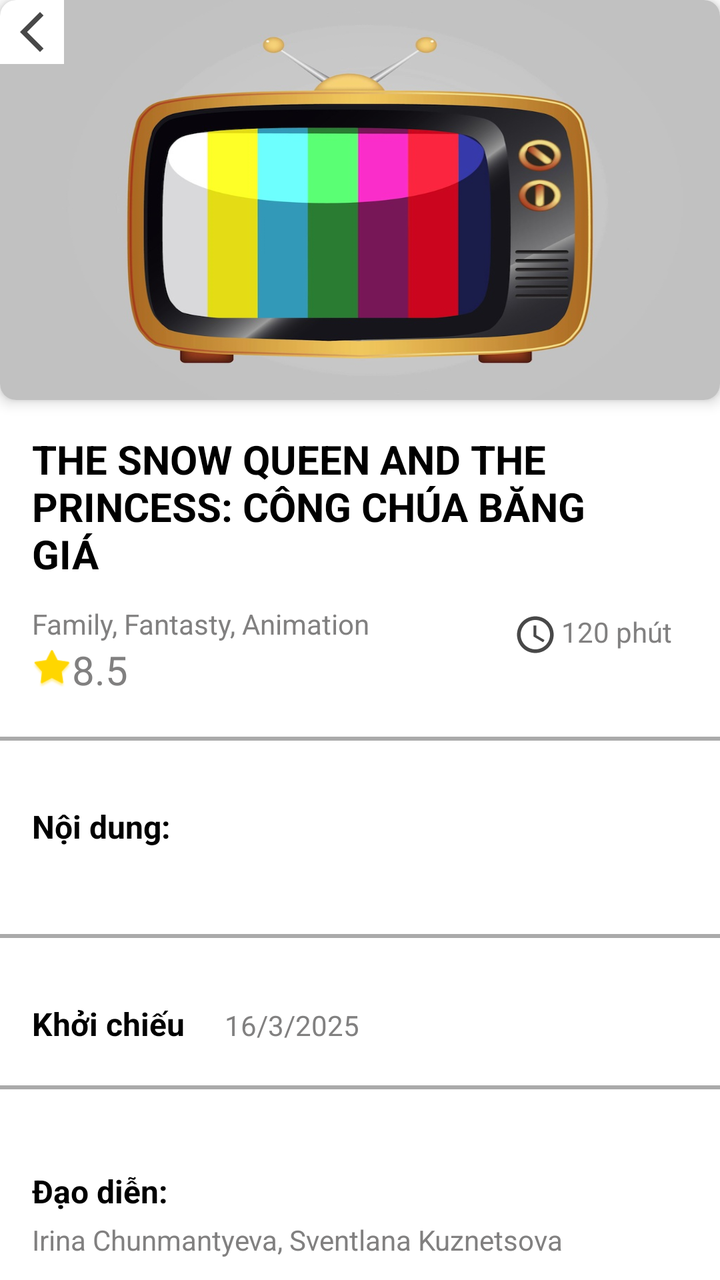
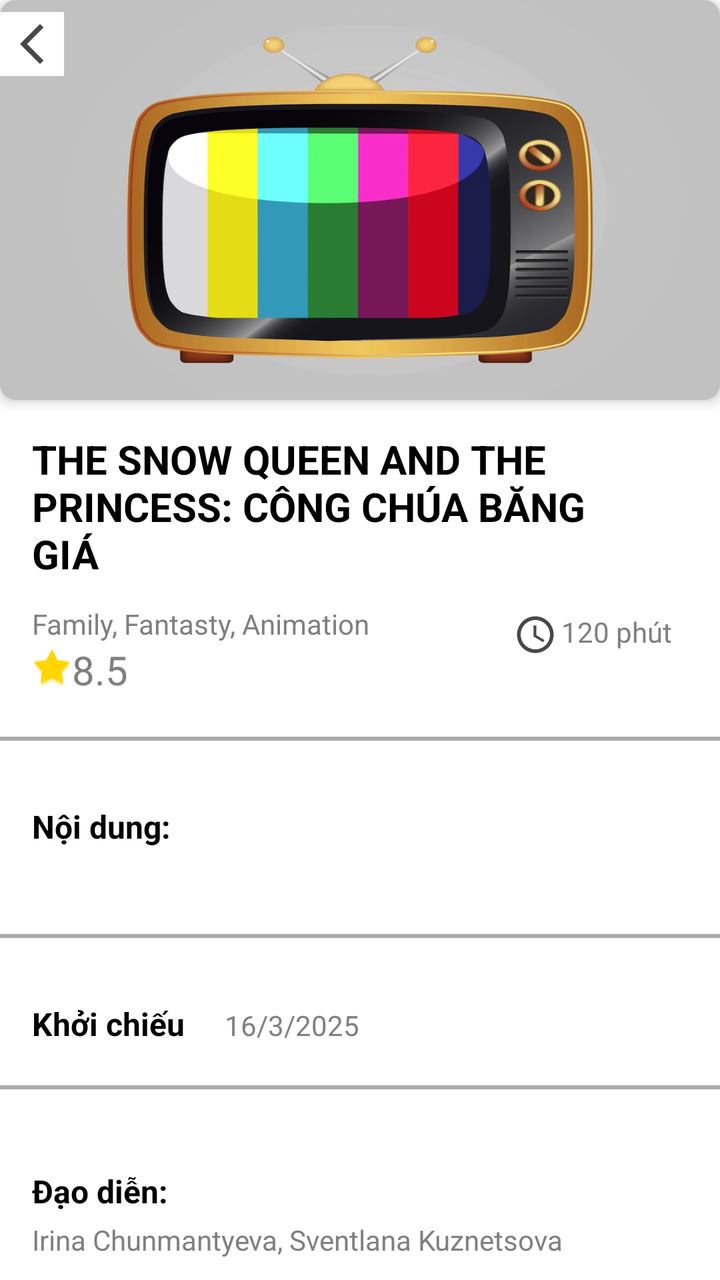

An Android layout rendered at two revisions. The XML below is the earlier revision; the diff shows what the commit changed to produce the second picture.
<!-- AndroidManifest.xml: application theme Theme.PRM392G2MovieBookingMobileApp -->
<!-- res/layout/activity_movie_detail.xml -->
<?xml version="1.0" encoding="utf-8"?>
<LinearLayout xmlns:android="http://schemas.android.com/apk/res/android"
    xmlns:app="http://schemas.android.com/apk/res-auto"
    android:layout_width="match_parent"
    android:layout_height="match_parent"
    android:background="@android:color/white"
    android:orientation="vertical">

    <LinearLayout
        android:layout_width="match_parent"
        android:layout_height="822dp"
        android:orientation="vertical">

        

        <androidx.cardview.widget.CardView
            android:layout_width="match_parent"
            android:layout_height="200dp"
            android:layout_marginBottom="16dp"
            app:cardCornerRadius="8dp"
            app:cardElevation="4dp">
            

            <ImageView
                android:id="@+id/iv_movie_banner"
                android:layout_width="match_parent"
                android:layout_height="match_parent"
                android:background="@drawable/tv_error"
                android:scaleType="centerCrop"
                android:contentDescription="Banner phim" />

            <androidx.constraintlayout.widget.ConstraintLayout
                android:layout_width="wrap_content"
                android:layout_height="wrap_content"
                android:padding="4dp"
                android:background="#FFFFFF"
                >
                <ImageView
                    android:id="@+id/buttonBack"
                    android:layout_width="wrap_content"
                    android:layout_height="wrap_content"
                    app:layout_constraintStart_toStartOf="parent"
                    app:layout_constraintTop_toTopOf="parent"
                    app:srcCompat="@drawable/baseline_arrow_back_ios_new_24" />
            </androidx.constraintlayout.widget.ConstraintLayout>

        </androidx.cardview.widget.CardView>

        
        <TextView
            android:id="@+id/tv_movie_title"
            android:layout_width="wrap_content"
            android:layout_height="wrap_content"
            android:layout_marginEnd="40dp"
            android:paddingStart="16dp"
            android:text="THE SNOW QUEEN AND THE PRINCESS: CÔNG CHÚA BĂNG GIÁ"
            android:textColor="@android:color/black"
            android:textSize="20sp"
            android:textStyle="bold" />

        
        <LinearLayout
            android:layout_width="match_parent"
            android:layout_height="wrap_content"
            android:layout_marginTop="8dp"
            android:orientation="horizontal"
            android:paddingHorizontal="16dp"
            app:cardCornerRadius="8dp">

            <LinearLayout
                android:layout_width="wrap_content"
                android:layout_height="wrap_content"
                android:orientation="vertical">

                
                <TextView
                    android:id="@+id/tv_movie_genres"
                    android:layout_width="wrap_content"
                    android:layout_height="wrap_content"
                    android:layout_marginTop="4dp"
                    android:text="Family, Fantasty, Animation"
                    android:textColor="#818080"
                    android:textSize="14sp" />

                <LinearLayout
                    android:layout_width="wrap_content"
                    android:layout_height="wrap_content"
                    android:orientation="horizontal"
                    android:gravity="center_vertical"
                    >
                    <ImageView
                        android:layout_width="20dp"
                        android:layout_height="20dp"
                        android:src="@android:drawable/star_big_on"
                        app:tint="#FFD600"
                        />
                        
                    <TextView
                        android:id="@+id/tv_movie_rating"
                        android:layout_width="match_parent"
                        android:layout_height="wrap_content"
                        android:text="8.5"
                        android:textAlignment="center"
                        android:textColor="#818080"
                        android:textSize="20sp" />
                </LinearLayout>
            </LinearLayout>

            
            <LinearLayout
                android:layout_width="match_parent"
                android:layout_height="wrap_content"
                android:orientation="horizontal"
                android:layout_gravity="end"
                android:padding="8dp">
                <Space
                    android:layout_width="0dp"
                    android:layout_height="0dp"
                    android:layout_weight="1" />
                <ImageView
                    android:layout_width="22sp"
                    android:layout_height="22sp"
                    android:src="@drawable/baseline_access_time_24"
                    />

                <TextView
                    android:id="@+id/tv_movie_duration"
                    android:layout_width="wrap_content"
                    android:layout_height="wrap_content"
                    android:layout_marginStart="2dp"
                    android:text="120 phút"
                    android:textColor="#818080"
                    android:textSize="14sp" />
            </LinearLayout>


        </LinearLayout>

        <LinearLayout
            android:layout_width="match_parent"
            android:layout_height="wrap_content"
            android:orientation="horizontal"
            android:layout_marginVertical="20dp">
            <View
                android:id="@+id/curvedLine"
                android:layout_width="match_parent"
                android:layout_height="2dp"
                android:layout_marginBottom="12dp"
                android:background="@android:color/darker_gray"
                app:layout_constraintBottom_toTopOf="@+id/tvCenter"
                app:layout_constraintEnd_toEndOf="parent"
                app:layout_constraintHorizontal_bias="0.495"
                app:layout_constraintStart_toStartOf="parent"
                app:layout_constraintTop_toBottomOf="@+id/toolbar2"
                app:layout_constraintVertical_bias="1.0" />
        </LinearLayout>

        
        <LinearLayout
            android:layout_width="match_parent"
            android:layout_height="wrap_content"
            android:orientation="vertical"
            android:paddingHorizontal="16dp">

            <TextView
                android:layout_width="wrap_content"
                android:layout_height="wrap_content"
                android:text="Nội dung:"
                android:textColor="@android:color/black"
                android:textSize="16sp"
                android:textStyle="bold" />

            <TextView
                android:id="@+id/tv_movie_description"
                android:layout_width="match_parent"
                android:layout_height="wrap_content"
                android:layout_marginTop="4dp"
                android:textColor="#818080"
                android:textSize="14sp" />
        </LinearLayout>

        <LinearLayout
            android:layout_width="match_parent"
            android:layout_height="wrap_content"
            android:orientation="horizontal"
            android:layout_marginVertical="20dp">
            <View
                android:id="@+id/curvedLine1"
                android:layout_width="match_parent"
                android:layout_height="2dp"
                android:layout_marginBottom="12dp"
                android:background="@android:color/darker_gray"
                app:layout_constraintBottom_toTopOf="@+id/tvCenter"
                app:layout_constraintEnd_toEndOf="parent"
                app:layout_constraintHorizontal_bias="0.495"
                app:layout_constraintStart_toStartOf="parent"
                app:layout_constraintTop_toBottomOf="@+id/toolbar2"
                app:layout_constraintVertical_bias="1.0" />
        </LinearLayout>

        
        <LinearLayout
            android:layout_width="match_parent"
            android:layout_height="wrap_content"
            android:orientation="horizontal"
            android:layout_gravity="center"
            android:paddingHorizontal="16dp">

            <TextView
                android:layout_width="wrap_content"
                android:layout_height="wrap_content"
                android:text="Khởi chiếu"
                android:textColor="@android:color/black"
                android:textSize="16sp"
                android:textStyle="bold" />

            <TextView
                android:id="@+id/tv_movie_release_date"
                android:layout_width="match_parent"
                android:layout_height="wrap_content"
                android:text="16/3/2025"
                android:layout_marginStart="20dp"
                android:textColor="#818080"
                android:textSize="14sp" />
        </LinearLayout>
        <LinearLayout
            android:layout_width="match_parent"
            android:layout_height="wrap_content"
            android:orientation="horizontal"
            android:layout_gravity="center"
            android:paddingHorizontal="16dp"
            />

        <LinearLayout
            android:layout_width="match_parent"
            android:layout_height="wrap_content"
            android:orientation="horizontal"
            android:layout_marginVertical="20dp">
            <View
                android:id="@+id/curvedLine2"
                android:layout_width="match_parent"
                android:layout_height="2dp"
                android:layout_marginBottom="12dp"
                android:background="@android:color/darker_gray"
                app:layout_constraintBottom_toTopOf="@+id/tvCenter"
                app:layout_constraintEnd_toEndOf="parent"
                app:layout_constraintHorizontal_bias="0.495"
                app:layout_constraintStart_toStartOf="parent"
                app:layout_constraintTop_toBottomOf="@+id/toolbar2"
                app:layout_constraintVertical_bias="1.0" />
        </LinearLayout>
        <LinearLayout
            android:layout_width="match_parent"
            android:layout_height="wrap_content"
            android:layout_marginTop="8dp"
            android:orientation="vertical"
            app:cardCornerRadius="8dp"
            app:cardElevation="4dp">

            
            <LinearLayout
                android:layout_width="match_parent"
                android:layout_height="wrap_content"
                android:orientation="vertical"
                android:paddingHorizontal="16dp"
                >

                <TextView
                    android:layout_width="wrap_content"
                    android:layout_height="wrap_content"
                    android:text="Đạo diễn:"
                    android:textColor="@android:color/black"
                    android:textSize="16sp"
                    android:textStyle="bold" />

                <TextView
                    android:id="@+id/tv_movie_director"
                    android:layout_width="match_parent"
                    android:layout_height="wrap_content"
                    android:layout_marginTop="4dp"
                    android:text="Irina Chunmantyeva, Sventlana Kuznetsova"
                    android:textColor="#818080"
                    android:textSize="14sp" />
            </LinearLayout>

            
            <LinearLayout
                android:layout_width="match_parent"
                android:layout_height="wrap_content"
                android:orientation="vertical"
                android:padding="16dp">

                <TextView
                    android:layout_width="wrap_content"
                    android:layout_height="wrap_content"
                    android:text="Diễn viên:"
                    android:textColor="@android:color/black"
                    android:textSize="16sp"
                    android:textStyle="bold" />

                <TextView
                    android:id="@+id/tv_movie_actors"
                    android:layout_width="match_parent"
                    android:layout_height="wrap_content"
                    android:layout_marginTop="4dp"
                    android:text="Irina Chunmantyeva, Sventlana Kuznetsova"
                    android:textColor="#818080"
                    android:textSize="14sp" />
            </LinearLayout>
        </LinearLayout>


        
        
        
        
        
        
        

        
        
        
        
        

        
        
        
        
        
        
        

        
        
        
        
        
        
        
        
        


        

    </LinearLayout>

    <LinearLayout
        android:layout_width="match_parent"
        android:layout_height="wrap_content"
        android:orientation="horizontal"
        android:layout_marginHorizontal="10dp">

        <Button
        android:id="@+id/btn_select_showtime"
        android:layout_width="match_parent"
        android:layout_height="wrap_content"
        android:backgroundTint="@color/colorPrimary"
        android:text="Chọn suất chiếu"
        android:textColor="@android:color/white" />

    </LinearLayout>

</LinearLayout>
<!-- resources referenced by this layout -->
<resources>
  <color name="colorPrimary">#FF4081</color>
  <!-- drawable baseline_access_time_24 (drawable) -->
  <vector xmlns:android="http://schemas.android.com/apk/res/android" android:height="24dp" android:tint="#484848" android:viewportHeight="24" android:viewportWidth="24" android:width="24dp">
        
      <path android:fillColor="@android:color/white" android:pathData="M11.99,2C6.47,2 2,6.48 2,12s4.47,10 9.99,10C17.52,22 22,17.52 22,12S17.52,2 11.99,2zM12,20c-4.42,0 -8,-3.58 -8,-8s3.58,-8 8,-8 8,3.58 8,8 -3.58,8 -8,8z"/>
        
      <path android:fillColor="@android:color/white" android:pathData="M12.5,7H11v6l5.25,3.15 0.75,-1.23 -4.5,-2.67z"/>
      
  </vector>
  <!-- drawable baseline_arrow_back_ios_new_24 (drawable) -->
  <vector xmlns:android="http://schemas.android.com/apk/res/android" android:height="24dp" android:tint="#484848" android:viewportHeight="24" android:viewportWidth="24" android:width="24dp">
        
      <path android:fillColor="@android:color/white" android:pathData="M17.77,3.77l-1.77,-1.77l-10,10l10,10l1.77,-1.77l-8.23,-8.23z"/>
      
  </vector>
  <!-- drawable tv_error: jpg bitmap (drawable, 58412 bytes) -->
  <style name="Theme.PRM392G2MovieBookingMobileApp" parent="Base.Theme.PRM392G2MovieBookingMobileApp" />
  <style name="Base.Theme.PRM392G2MovieBookingMobileApp" parent="Theme.Material3.DayNight.NoActionBar">
          
          
      </style>
</resources>

<!-- the commit's change to res/layout/activity_movie_detail.xml (unified diff, before → after) -->
@@ -32,9 +32,10 @@
             <androidx.constraintlayout.widget.ConstraintLayout
                 android:layout_width="wrap_content"
                 android:layout_height="wrap_content"
-                android:padding="4dp"
                 android:background="#FFFFFF"
-                >
+                android:layout_marginTop="6dp"
+                android:padding="4dp">
+
                 <ImageView
                     android:id="@+id/buttonBack"
                     android:layout_width="wrap_content"
